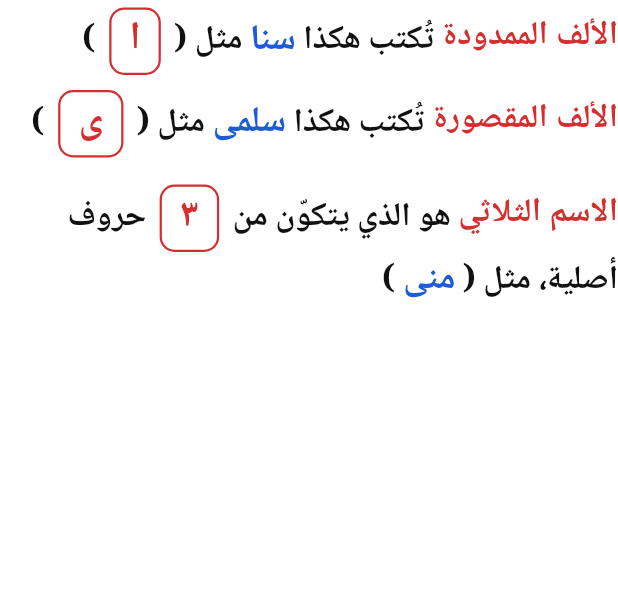
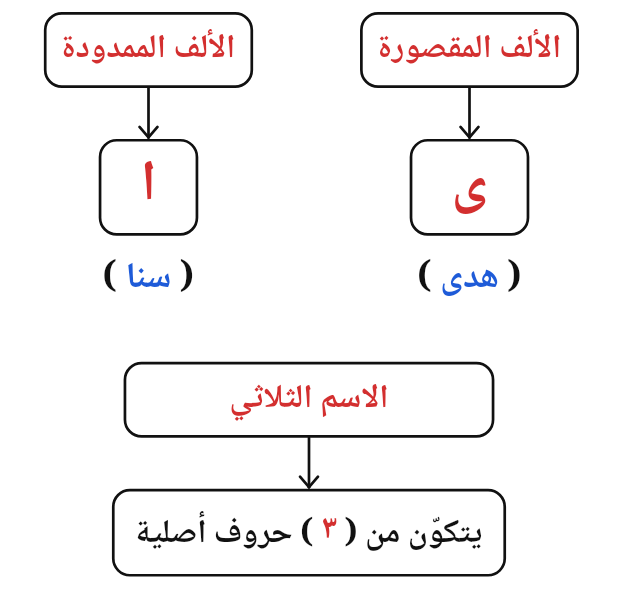
Before and after one commit to alansaria2026/imlaa-app, a Flutter app: the AlifBasicsRule widget shown alone on an empty page, opened directly, on a phone screen of 412 x 824 dp. Shown: the top 616 px of the screen. Run offline on Flutter 3.47's test engine with Material 3 defaults, Android fonts, the phone set to English and light mode, and no system bars; our stand-ins replace audioplayers, flutter_tts, shared_preferences; accounts and stored records are empty.

```diff
--- a/lib/data/alif_lesson.dart
+++ b/lib/data/alif_lesson.dart
@@ -32,11 +32,11 @@ class AlifWord {
 
 const alifRuleSpeech =
     'الألفُ الممدودةُ تُكتَبُ هكذا: ا، مثلُ: سَنا. والألفُ المقصورةُ '
-    'تُكتَبُ هكذا: ى، مثلُ: سَلْمى. والاسمُ الثلاثيُّ هو الذي يتكوّنُ من '
-    'ثلاثةِ حروفٍ أصليةٍ، مثلُ: مُنى.';
+    'تُكتَبُ هكذا: ى، مثلُ: هُدى. والاسمُ الثلاثيُّ هو الذي يتكوّنُ من '
+    'ثلاثةِ حروفٍ أصليةٍ.';
 
-/// أمثلة القاعدة (ص ١): الألف الممدودة، والمقصورة، والاسم الثلاثي.
-const alifRuleExamples = [('سنا', 'سَنا'), ('سلمى', 'سَلْمى'), ('منى', 'مُنى')];
+/// أمثلة القاعدة (ص ١): الألف الممدودة، والمقصورة.
+const alifRuleExamples = [('سنا', 'سَنا'), ('هدى', 'هُدى')];
 
 const triliteralRuleSpeech =
     'الاسمُ الثلاثيُّ المنتهي بالألفِ: إذا كانَ أولُه مضمومًا يُكتَبُ '
--- a/lib/lesson/alif_rule_content.dart
+++ b/lib/lesson/alif_rule_content.dart
@@ -35,20 +35,6 @@ class _Heading extends StatelessWidget {
   );
 }
 
-/// مربع صغير فيه صورة الألف أو العدد (ص ١).
-WidgetSpan _shape(String s) => WidgetSpan(
-  alignment: PlaceholderAlignment.middle,
-  child: Container(
-    margin: const EdgeInsets.symmetric(horizontal: 4),
-    padding: const EdgeInsets.symmetric(horizontal: 12),
-    decoration: BoxDecoration(
-      borderRadius: BorderRadius.circular(10),
-      border: Border.all(color: AppColors.al, width: 1.5),
-    ),
-    child: Text(s, style: AppTheme.word(26, color: AppColors.al)),
-  ),
-);
-
 /// مثال يُسمع بالضغط عليه.
 InlineSpan _example(
   BuildContext context,
@@ -63,55 +49,176 @@ InlineSpan _example(
   ),
 );
 
-/// ص ١: الألف الممدودة والمقصورة، والاسم الثلاثي.
+/// مربع بإطار في مخطط ص ١.
+class _Box extends StatelessWidget {
+  const _Box({required this.child, this.padding});
+  final Widget child;
+  final EdgeInsetsGeometry? padding;
+
+  @override
+  Widget build(BuildContext context) => Container(
+    padding:
+        padding ?? const EdgeInsets.symmetric(horizontal: 10, vertical: 6),
+    decoration: BoxDecoration(
+      color: AppColors.surface,
+      borderRadius: BorderRadius.circular(12),
+      border: Border.all(color: AppColors.ink, width: 1.8),
+    ),
+    child: child,
+  );
+}
+
+/// عنوان المربع بالأحمر، يصغر ليتسع في الشاشات الضيقة.
+class _BoxTitle extends StatelessWidget {
+  const _BoxTitle(this.text);
+  final String text;
+
+  @override
+  Widget build(BuildContext context) => _Box(
+    child: FittedBox(
+      fit: BoxFit.scaleDown,
+      child: Text(text, style: AppTheme.word(22, color: AppColors.al)),
+    ),
+  );
+}
+
+/// سهم نازل يصل المربعات.
+class _DownArrow extends StatelessWidget {
+  const _DownArrow();
+
+  @override
+  Widget build(BuildContext context) => const SizedBox(
+    width: 20,
+    height: 34,
+    child: CustomPaint(painter: _ArrowPainter()),
+  );
+}
+
+class _ArrowPainter extends CustomPainter {
+  const _ArrowPainter();
+
+  @override
+  void paint(Canvas canvas, Size size) {
+    final paint = Paint()
+      ..color = AppColors.ink
+      ..strokeWidth = 1.8
+      ..style = PaintingStyle.stroke
+      ..strokeCap = StrokeCap.round;
+    final x = size.width / 2;
+    canvas
+      ..drawLine(Offset(x, 0), Offset(x, size.height - 1), paint)
+      ..drawLine(
+        Offset(x - 6, size.height - 8),
+        Offset(x, size.height - 1),
+        paint,
+      )
+      ..drawLine(
+        Offset(x + 6, size.height - 8),
+        Offset(x, size.height - 1),
+        paint,
+      );
+  }
+
+  @override
+  bool shouldRepaint(_ArrowPainter oldDelegate) => false;
+}
+
+/// فرع الألف: العنوان ← صورة الألف ← المثال.
+class _AlifBranch extends StatelessWidget {
+  const _AlifBranch({
+    required this.title,
+    required this.letter,
+    required this.word,
+    required this.spoken,
+  });
+
+  final String title;
+  final String letter;
+  final String word;
+  final String spoken;
+
+  @override
+  Widget build(BuildContext context) => Column(
+    children: [
+      _BoxTitle(title),
+      const _DownArrow(),
+      _Box(
+        padding: const EdgeInsets.symmetric(horizontal: 26),
+        child: Text(letter, style: AppTheme.word(38, color: AppColors.al)),
+      ),
+      const SizedBox(height: 10),
+      Text.rich(
+        TextSpan(
+          children: [
+            const TextSpan(text: '( '),
+            _example(context, word, spoken),
+            const TextSpan(text: ' )'),
+          ],
+        ),
+        style: AppTheme.word(24),
+      ),
+    ],
+  );
+}
+
+/// ص ١: الألف الممدودة والمقصورة، والاسم الثلاثي، مرسومة مربعات وأسهمًا.
 class AlifBasicsRule extends StatelessWidget {
   const AlifBasicsRule({super.key});
 
   @override
   Widget build(BuildContext context) {
-    final [(mw, ms), (qw, qs), (tw, ts)] = alifRuleExamples;
+    final [(mw, ms), (qw, qs)] = alifRuleExamples;
     return NaskhRule(
-      child: Column(
-        crossAxisAlignment: CrossAxisAlignment.stretch,
-        children: [
-          _Line(
-            TextSpan(
+      child: Padding(
+        padding: const EdgeInsets.symmetric(vertical: 8),
+        child: Column(
+          children: [
+            Row(
+              crossAxisAlignment: CrossAxisAlignment.start,
               children: [
-                const TextSpan(text: 'الألف الممدودة', style: _red),
-                const TextSpan(text: ' تُكتب هكذا '),
-                _shape('ا'),
-                const TextSpan(text: ' مثل ( '),
-                _example(context, mw, ms),
-                const TextSpan(text: ' )'),
+                Expanded(
+                  child: _AlifBranch(
+                    title: 'الألف المقصورة',
+                    letter: 'ى',
+                    word: qw,
+                    spoken: qs,
+                  ),
+                ),
+                const SizedBox(width: 16),
+                Expanded(
+                  child: _AlifBranch(
+                    title: 'الألف الممدودة',
+                    letter: 'ا',
+                    word: mw,
+                    spoken: ms,
+                  ),
+                ),
               ],
             ),
-          ),
-          _Line(
-            TextSpan(
-              children: [
-                const TextSpan(text: 'الألف المقصورة', style: _red),
-                const TextSpan(text: ' تُكتب هكذا '),
-                _shape('ى'),
-                const TextSpan(text: ' مثل ( '),
-                _example(context, qw, qs),
-                const TextSpan(text: ' )'),
-              ],
+            const SizedBox(height: 36),
+            const FractionallySizedBox(
+              widthFactor: 0.6,
+              child: _BoxTitle('الاسم الثلاثي'),
             ),
-          ),
-          const SizedBox(height: 8),
-          _Line(
-            TextSpan(
-              children: [
-                const TextSpan(text: 'الاسم الثلاثي', style: _red),
-                const TextSpan(text: ' هو الذي يتكوّن من '),
-                _shape('٣'),
-                const TextSpan(text: ' حروف أصلية، مثل ( '),
-                _example(context, tw, ts),
-                const TextSpan(text: ' )'),
-              ],
+            const _DownArrow(),
+            _Box(
+              padding: const EdgeInsets.symmetric(horizontal: 14, vertical: 8),
+              child: FittedBox(
+                fit: BoxFit.scaleDown,
+                child: Text.rich(
+                  const TextSpan(
+                    children: [
+                      TextSpan(text: 'يتكوّن من ( '),
+                      TextSpan(text: '٣', style: _red),
+                      TextSpan(text: ' ) حروف أصلية'),
+                    ],
+                  ),
+                  style: AppTheme.word(22),
+                ),
+              ),
             ),
-          ),
-        ],
+          ],
+        ),
       ),
     );
   }
```
